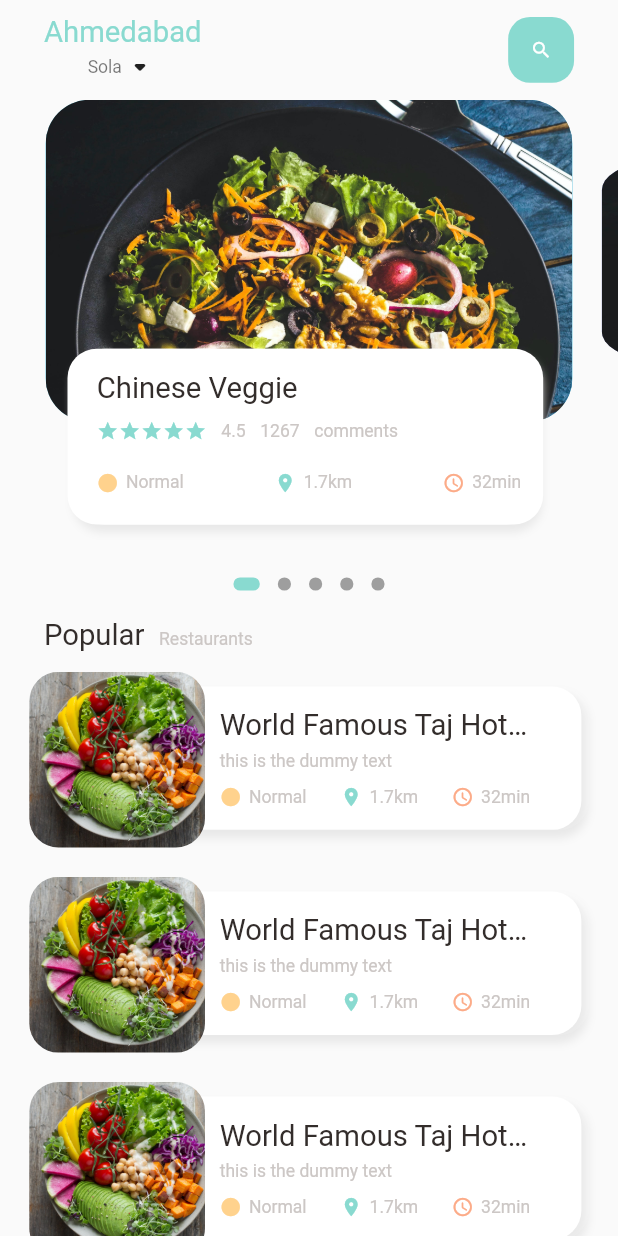
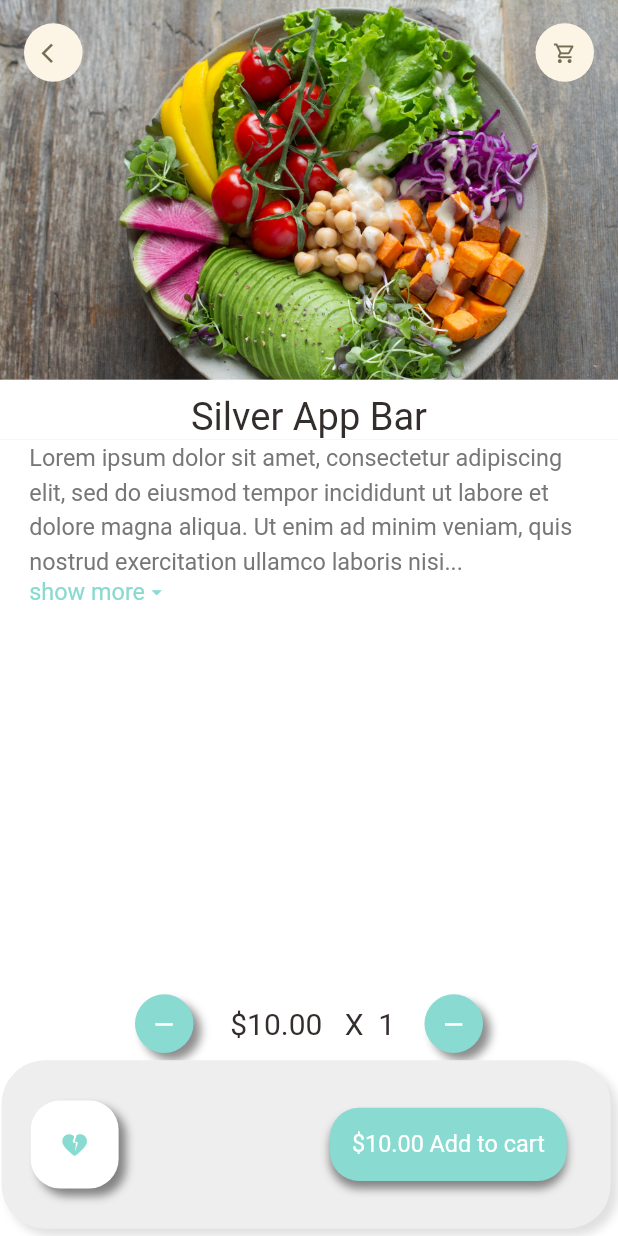
Before and after one commit to shravanEWW/food_app, a Flutter app: the screen it shows after launch, on a phone screen of 412 x 824 dp. Run offline on Flutter 3.47's test engine with Material 2 defaults, Android fonts, the phone set to English and light mode, and no system bars; drawn by our look-alikes of dots_indicator; our stand-ins replace get.

Commit message:
Food and Shop Details Screen Done

```diff
--- a/lib/main.dart
+++ b/lib/main.dart
@@ -1,5 +1,7 @@
 import 'package:flutter/material.dart';
-import 'package:food_app/home/main_food_page.dart';
+import 'package:food_app/pages/food/food_details.dart';
+import 'package:food_app/pages/home/main_food_page.dart';
+import 'package:food_app/pages/shop/popular_shop_details.dart';
 import 'package:get/get.dart';
 
 void main() {
@@ -18,7 +20,9 @@ class MyApp extends StatelessWidget {
       theme: ThemeData(
         primarySwatch: Colors.blue,
       ),
-      home: MainFoodPage(),
+      home: FoodDetails(),
+      //home: PopularShopDetails(),
+      //home: MainFoodPage(),
     );
   }
 }
--- /dev/null
+++ b/lib/pages/food/food_details.dart
@@ -0,0 +1,203 @@
+import 'package:flutter/cupertino.dart';
+import 'package:flutter/material.dart';
+import 'package:food_app/pages/home/colors.dart';
+import 'package:food_app/utils/dimensions.dart';
+import 'package:food_app/widgets/big_text.dart';
+
+import '../../widgets/app_icon.dart';
+import '../../widgets/expandable_text.dart';
+
+class FoodDetails extends StatelessWidget {
+  const FoodDetails({Key? key}) : super(key: key);
+
+  @override
+  Widget build(BuildContext context) {
+    return Scaffold(
+      backgroundColor: Colors.white,
+      body: CustomScrollView(
+        slivers: [
+          SliverAppBar(
+            toolbarHeight: 70,
+            title: Row(
+              mainAxisAlignment: MainAxisAlignment.spaceBetween,
+              children: [
+                AppIcon(
+                  icon: Icons.arrow_back_ios,
+                  size: Dimensions.ratio * 40,
+                ),
+                AppIcon(
+                    icon: Icons.shopping_cart_outlined,
+                    size: Dimensions.ratio * 40),
+              ],
+            ),
+            bottom: PreferredSize(
+              preferredSize: Size.fromHeight(Dimensions.ratio * 20),
+              child: Container(
+                padding: EdgeInsets.only(top: 10 * Dimensions.ratio),
+                color: Colors.white,
+                child: Center(
+                    child: BigText(
+                  text: "Silver App Bar",
+                  size: Dimensions.ratio * 26,
+                )),
+              ),
+            ),
+            pinned: true,
+            backgroundColor: Colors.yellow,
+            expandedHeight: Dimensions.ratio * 300,
+            flexibleSpace: FlexibleSpaceBar(
+              background: Image.asset(
+                "assets/images/food.jpg",
+                width: double.maxFinite,
+                fit: BoxFit.cover,
+              ),
+            ),
+          ),
+          SliverToBoxAdapter(
+            child: Container(
+              margin: EdgeInsets.only(
+                  left: Dimensions.ratio * 20, right: Dimensions.ratio * 20,bottom: Dimensions.ratio * 20),
+              child: SingleChildScrollView(
+                child: ExpandableText(
+                    text:
+                        "Lorem ipsum dolor sit amet, consectetur adipiscing elit, sed do eiusmod tempor incididunt ut labore et dolore magna aliqua. Ut enim ad minim veniam, quis nostrud exercitation ullamco laboris nisi ut aliquip ex ea commodo consequat. Duis aute irure dolor in reprehenderit in voluptate velit esse cillum dolore eu fugiat nulla pariatur. Excepteur sint occaecat cupidatat non proident, sunt in culpa qui officia deserunt mollit anim id est laborum.Sed ut perspiciatis unde omnis iste natus error sit voluptatem accusantium doloremque laudantium, totam rem aperiam, eaque ipsa quae ab illo inventore veritatis et quasi architecto beatae vitae dicta sunt explicabo. Nemo enim ipsam voluptatem quia voluptas sit aspernatur aut odit aut fugit, sed quia consequuntur magni dolores eos qui ratione voluptatem sequi nesciunt. Neque porro quisquam est, qui dolorem ipsum quia dolor sit amet, consectetur, adipisci velit, sed quia non numquam eius modi tempora incidunt ut labore et dolore magnam aliquam quaerat voluptatem. Ut enim ad minima veniam, quis nostrum exercitationem ullam corporis suscipit laboriosam, nisi ut aliquid ex ea commodi consequatur? Quis autem vel eum iure reprehenderit qui in ea voluptate velit esse quam nihil molestiae consequatur, vel illum qui dolorem eum fugiat quo voluptas nulla pariatur."),
+              ),
+            ),
+          ),
+        ],
+      ),
+      bottomNavigationBar: Column(
+        mainAxisSize: MainAxisSize.min,
+        children: [
+          Row(
+            mainAxisAlignment: MainAxisAlignment.center,
+            children: [
+              Container(
+                padding: EdgeInsets.all(Dimensions.ratio * 10),
+                decoration: BoxDecoration(
+                  color: AppColors.mainColor,
+                  boxShadow: [
+                    BoxShadow(
+                        color: Colors.black45,
+                        blurRadius: Dimensions.ratio * 5.0,
+                        offset:
+                            Offset(Dimensions.ratio * 5, Dimensions.ratio * 5)),
+                  ],
+                  borderRadius:
+                      BorderRadius.all(Radius.circular(Dimensions.ratio * 20)),
+                ),
+                child: Container(
+                  child: Icon(
+                    Icons.remove,
+                    color: Colors.white,
+                    size: Dimensions.ratio * 20,
+                  ),
+                ),
+              ),
+              SizedBox(
+                width: Dimensions.ratio * 20,
+              ),
+              BigText(text: " \$10.00  " + " X " + " 1"),
+              SizedBox(
+                width: Dimensions.ratio * 20,
+              ),
+              Container(
+                padding: EdgeInsets.all(Dimensions.ratio * 10),
+                decoration: BoxDecoration(
+                  color: AppColors.mainColor,
+                  boxShadow: [
+                    BoxShadow(
+                        color: Colors.black45,
+                        blurRadius: Dimensions.ratio * 5.0,
+                        offset:
+                            Offset(Dimensions.ratio * 5, Dimensions.ratio * 5)),
+                  ],
+                  borderRadius:
+                      BorderRadius.all(Radius.circular(Dimensions.ratio * 20)),
+                ),
+                child: Container(
+                  child: Icon(
+                    Icons.remove,
+                    color: Colors.white,
+                    size: Dimensions.ratio * 20,
+                  ),
+                ),
+              ),
+            ],
+          ),
+          Container(
+            margin: EdgeInsets.only(
+                top: Dimensions.ratio * 5,
+                bottom: Dimensions.ratio * 5,
+                right: Dimensions.ratio * 5,
+                left: Dimensions.ratio * 1),
+            height: Dimensions.ratio * 115,
+            child: Row(
+              mainAxisAlignment: MainAxisAlignment.spaceBetween,
+              children: [
+                Container(
+                  margin: EdgeInsets.all(Dimensions.ratio * 20),
+                  padding: EdgeInsets.all(Dimensions.ratio * 20),
+                  decoration: BoxDecoration(
+                    color: Colors.white,
+                    boxShadow: [
+                      BoxShadow(
+                          color: Colors.black45,
+                          blurRadius: Dimensions.ratio * 5.0,
+                          offset: Offset(
+                              Dimensions.ratio * 5, Dimensions.ratio * 5)),
+                    ],
+                    borderRadius: BorderRadius.all(
+                        Radius.circular(Dimensions.ratio * 20)),
+                  ),
+                  child: Container(
+                    child: Icon(
+                      Icons.heart_broken_rounded,
+                      color: AppColors.mainColor,
+                      size: Dimensions.ratio * 20,
+                    ),
+                  ),
+                ),
+                Container(
+                  height: Dimensions.ratio * 50,
+                  margin: EdgeInsets.all(Dimensions.ratio * 30),
+                  padding: EdgeInsets.all(Dimensions.ratio * 15),
+                  decoration: BoxDecoration(
+                    color: AppColors.mainColor,
+                    boxShadow: [
+                      BoxShadow(
+                          color: Colors.black45,
+                          blurRadius: Dimensions.ratio * 5.0,
+                          offset: Offset(
+                              Dimensions.ratio * 0, Dimensions.ratio * 5)),
+                    ],
+                    borderRadius: BorderRadius.all(
+                        Radius.circular(Dimensions.ratio * 20)),
+                  ),
+                  child: Row(children: [
+                    BigText(
+                      text: "\$10.00 Add to cart",
+                      size: Dimensions.ratio * 16,
+                      color: Colors.white,
+                    ),
+                  ]),
+                )
+              ],
+            ),
+            decoration: BoxDecoration(
+              color: AppColors.backGroundColor,
+              boxShadow: [
+                BoxShadow(
+                    color: Colors.black12,
+                    blurRadius: Dimensions.ratio * 5.0,
+                    offset: Offset(Dimensions.ratio * 5, Dimensions.ratio * 5)),
+              ],
+              borderRadius:
+                  BorderRadius.all(Radius.circular(Dimensions.ratio * 30)),
+            ),
+          ),
+        ],
+      ),
+    );
+  }
+}
--- a/lib/home/colors.dart
+++ b/lib/pages/home/colors.dart
@@ -4,7 +4,12 @@ class AppColors{
   static final Color textColor = const Color(0xFFccc7c5);
   static final Color mainColor = const Color(0xFF89dad0);
   //static final Color mainColor = const Color(0xFFfa7552);
-  static final Color iconColor = const Color(0xFFffd28d);
+  static final Color iconColor = const Color(0xffffc400);
   static final Color iconColor2 = const Color(0xFFfcab88);
   static final Color mainBlackColor = const Color(0xFF332d2b);
+  static final Color backGroundColor = const Color(0xffeeeeee);
+  static final Color signColor = const Color(0xffafafaf);
+  static final Color paraColor = const Color(0xff787777);
+
+
 }
--- a/lib/home/food_page_body.dart
+++ b/lib/pages/home/food_page_body.dart
@@ -1,12 +1,12 @@
 import 'package:dots_indicator/dots_indicator.dart';
-import 'package:flutter/cupertino.dart';
 import 'package:flutter/material.dart';
-import 'package:food_app/home/colors.dart';
+import 'package:food_app/widgets/app_column.dart';
 import 'package:food_app/widgets/big_text.dart';
 import 'package:food_app/widgets/icon_and_text_widget.dart';
 import 'package:food_app/widgets/small_text.dart';
 
-import '../utils/dimensions.dart';
+import '../../utils/dimensions.dart';
+import 'colors.dart';
 
 class FoodPageBody extends StatefulWidget {
   const FoodPageBody({Key? key}) : super(key: key);
@@ -54,6 +54,7 @@ class _FoodPageBodyState extends State<FoodPageBody> {
             itemBuilder: (context, position) {
               return _buildPageItem(position);
             }),
+
       ),
       // DotIndicator Section
       DotsIndicator(
@@ -267,60 +268,7 @@ class _FoodPageBodyState extends State<FoodPageBody> {
                       top: Dimensions.ratio * 15,
                       left: Dimensions.ratio * 15,
                       right: Dimensions.ratio * 15),
-                  child: Column(
-                    crossAxisAlignment: CrossAxisAlignment.start,
-                    children: [
-                      BigText(
-                        text: "Chinese Veggie",
-                        size: Dimensions.ratio * 20,
-                      ),
-                      SizedBox(height: Dimensions.ratio * 10),
-                      Row(
-                        children: [
-                          Wrap(
-                              children: List.generate(
-                                  5,
-                                  (index) => Icon(Icons.star,
-                                      color: AppColors.mainColor,
-                                      size: Dimensions.ratio * 15))),
-                          SizedBox(width: Dimensions.ratio * 10),
-                          SmallText(
-                            text: "4.5",
-                            size: Dimensions.ratio * 12,
-                          ),
-                          SizedBox(width: Dimensions.ratio * 10),
-                          SmallText(
-                            text: "1267",
-                            size: Dimensions.ratio * 12,
-                          ),
-                          SizedBox(width: Dimensions.ratio * 10),
-                          SmallText(
-                              text: "comments", size: Dimensions.ratio * 12),
-                        ],
-                      ),
-                      SizedBox(height: Dimensions.ratio * 20),
-                      Row(
-                        mainAxisAlignment: MainAxisAlignment.spaceBetween,
-                        children: [
-                          IconAndTextWidget(
-                              icon: Icons.circle_sharp,
-                              text: "Normal",
-                              size: Dimensions.ratio * 15,
-                              iconColor: AppColors.iconColor),
-                          IconAndTextWidget(
-                              icon: Icons.location_on,
-                              text: "1.7km",
-                              size: Dimensions.ratio * 15,
-                              iconColor: AppColors.mainColor),
-                          IconAndTextWidget(
-                              icon: Icons.access_time_rounded,
-                              text: "32min",
-                              size: Dimensions.ratio * 15,
-                              iconColor: AppColors.iconColor2)
-                        ],
-                      )
-                    ],
-                  )),
+                  child: AppColumn(text: "Chinese Food",)),
             ),
           ),
         ],
--- a/lib/home/main_food_page.dart
+++ b/lib/pages/home/main_food_page.dart
@@ -1,9 +1,9 @@
 import 'package:flutter/material.dart';
-import 'package:food_app/home/colors.dart';
 import 'package:food_app/utils/dimensions.dart';
 import 'package:food_app/widgets/big_text.dart';
 import 'package:food_app/widgets/small_text.dart';
 
+import 'colors.dart';
 import 'food_page_body.dart';
 
 class MainFoodPage extends StatefulWidget {
--- /dev/null
+++ b/lib/widgets/app_icon.dart
@@ -0,0 +1,34 @@
+import 'package:flutter/cupertino.dart';
+
+import '../utils/dimensions.dart';
+
+class AppIcon extends StatelessWidget {
+  final IconData icon;
+  final Color backgroundColor;
+  final double size;
+  final Color iconColor;
+
+  const AppIcon(
+      {Key? key,
+      required this.icon,
+      this.backgroundColor = const Color(0xFFfcf4e4),
+      this.iconColor = const Color(0xFF756d56),
+      this.size = 40})
+      : super(key: key);
+
+  @override
+  Widget build(BuildContext context) {
+    return Container(
+      height: size,
+      width: size,
+      decoration: BoxDecoration(
+          borderRadius: BorderRadius.circular(size / 2),
+          color: backgroundColor),
+      child: Icon(
+        icon,
+        color: iconColor,
+        size:Dimensions.ratio *16,
+      ),
+    );
+  }
+}
--- a/lib/widgets/big_text.dart
+++ b/lib/widgets/big_text.dart
@@ -1,4 +1,6 @@
 import 'package:flutter/cupertino.dart';
+
+import '../utils/dimensions.dart';
 
 class BigText extends StatelessWidget {
   Color? color;
@@ -23,7 +25,7 @@ class BigText extends StatelessWidget {
       style: TextStyle(
           fontFamily: 'Roboto',
           color: color,
-          fontSize: size,
+          fontSize: size == 0 ? Dimensions.ratio * 20 : size,
           fontWeight: FontWeight.w400),
     );
   }
--- /dev/null
+++ b/lib/widgets/expandable_text.dart
@@ -0,0 +1,77 @@
+import 'package:flutter/cupertino.dart';
+import 'package:flutter/material.dart';
+import 'package:food_app/pages/home/colors.dart';
+import 'package:food_app/utils/dimensions.dart';
+import 'package:food_app/widgets/small_text.dart';
+
+class ExpandableText extends StatefulWidget {
+  final String text;
+
+  const ExpandableText({Key? key, required this.text}) : super(key: key);
+
+  @override
+  State<ExpandableText> createState() => _ExpandableTextState();
+}
+
+class _ExpandableTextState extends State<ExpandableText> {
+  late String firstHalf;
+  late String secondHalf;
+
+  bool hiddenText = true;
+  double textHeight = Dimensions.ratio * 200;
+
+  @override
+  void initState() {
+    super.initState();
+    if (widget.text.length > textHeight) {
+      firstHalf = widget.text.substring(0, textHeight.toInt());
+      secondHalf =
+          widget.text.substring(textHeight.toInt() + 1, widget.text.length);
+    } else {
+      firstHalf = widget.text;
+      secondHalf = "";
+    }
+  }
+
+  @override
+  Widget build(BuildContext context) {
+    return Container(
+      child: secondHalf.isEmpty
+          ? SmallText(text: firstHalf)
+          : Column(
+              children: [
+                SmallText(
+                    height: Dimensions.ratio * 1.5,
+                    color: AppColors.paraColor,
+                    size: Dimensions.ratio * 16,
+                    text: hiddenText
+                        ? firstHalf + "..."
+                        : (firstHalf + secondHalf)),
+                InkWell(
+                  onTap: () {
+                    setState(() {
+                      hiddenText = !hiddenText;
+                    });
+                  },
+                  child: Row(
+                    children: [
+                      SmallText(
+                        size: Dimensions.ratio *16,
+                        text: hiddenText ? "show more" : "show less",
+                        color: AppColors.mainColor,
+                      ),
+                      Icon(
+                        hiddenText
+                            ? Icons.arrow_drop_down
+                            : Icons.arrow_drop_up,
+                        color: AppColors.mainColor,
+                        size: Dimensions.ratio *16,
+                      )
+                    ],
+                  ),
+                )
+              ],
+            ),
+    );
+  }
+}
```
Also changed, not shown: lib/pages/shop/popular_shop_details.dart (added, +184 -0 lines), lib/widgets/app_column.dart (added, +73 -0 lines).
